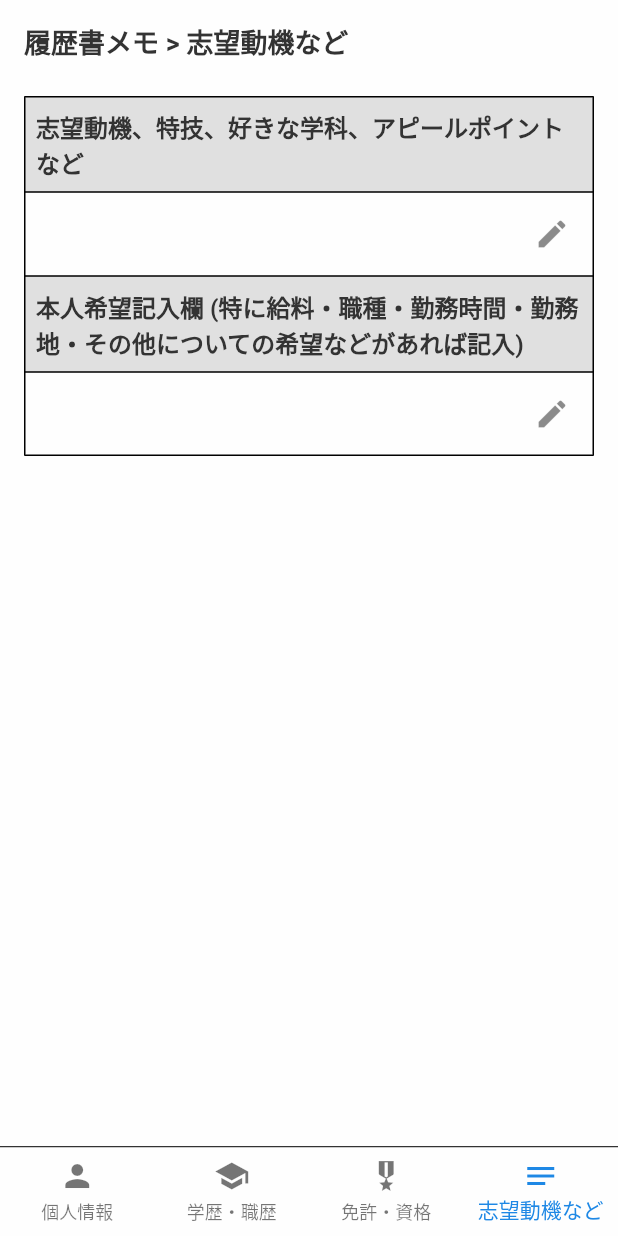
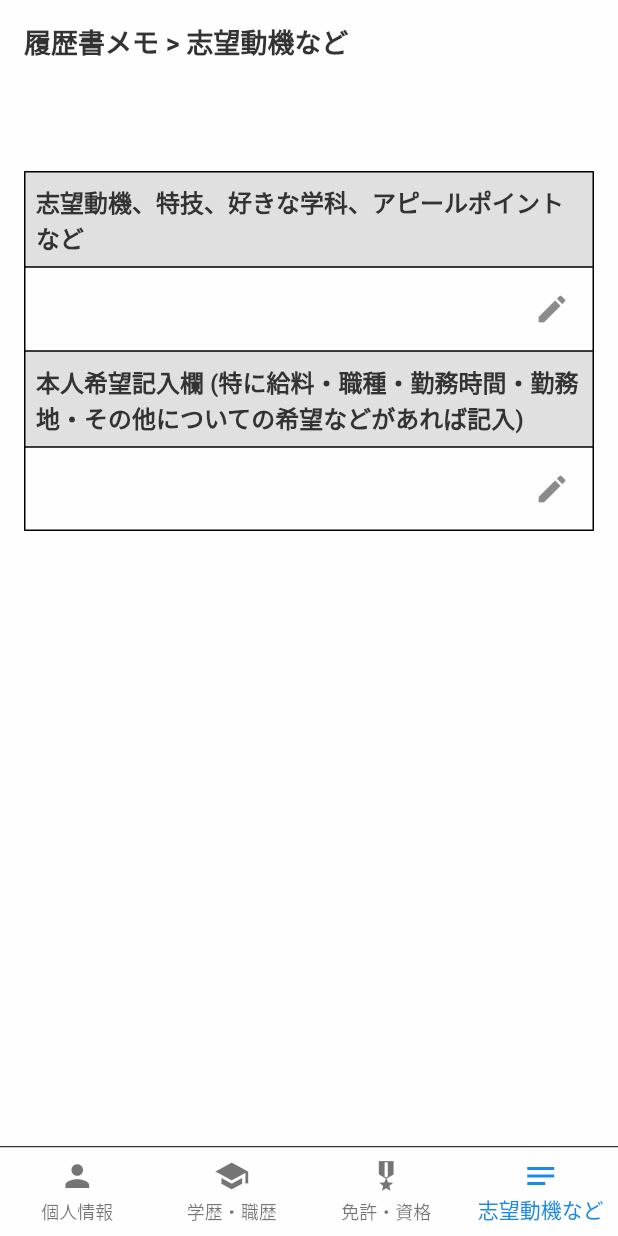
Before and after one commit to agora-creation/resume_memo_app, a Flutter app: the screen it shows after launch, item 4 of the bottom bar chosen, on a phone screen of 412 x 824 dp. Run offline on Flutter 3.47's test engine with Material 2 defaults, Android fonts, the phone set to English and light mode, and no system bars; drawn by our look-alikes of google_mobile_ads; our stand-ins replace data_table_2, flutter_datetime_picker, image_picker, shared_preferences, sqflite; missing offline and left inert: age_calculator, app_tracking_transparency; accounts and stored records are empty; network calls fail; Roboto replaces fonts that are missing (SourceHanSerif-Bold, SourceHanSerif-Regular).

Commit message:
20230220 commit

```diff
--- a/lib/screens/home.dart
+++ b/lib/screens/home.dart
@@ -69,14 +69,20 @@ class _HomeScreenState extends State<HomeScreen> {
       appBar: AppBar(
         title: Text('履歴書メモ > ${tabsName[currentIndex]}'),
       ),
-      body: tabsContent[currentIndex],
+      body: Column(
+        children: [
+          CustomAdWidget(bannerAd: bannerAd),
+          Expanded(
+            child: tabsContent[currentIndex],
+          ),
+        ],
+      ),
       bottomNavigationBar: CustomNavigationBar(
         onTap: (index) {
           setState(() => currentIndex = index);
         },
         currentIndex: currentIndex,
       ),
-      bottomSheet: CustomAdWidget(bannerAd: bannerAd),
     );
   }
 }
--- a/pubspec.yaml
+++ b/pubspec.yaml
@@ -3,7 +3,7 @@ description: A new Flutter project.
 
 publish_to: 'none' # Remove this line if you wish to publish to pub.dev
 
-version: 1.0.0+1
+version: 1.0.1+1
 
 environment:
   sdk: '>=2.19.2 <3.0.0'
```
Also changed, not shown: 2 other files.
